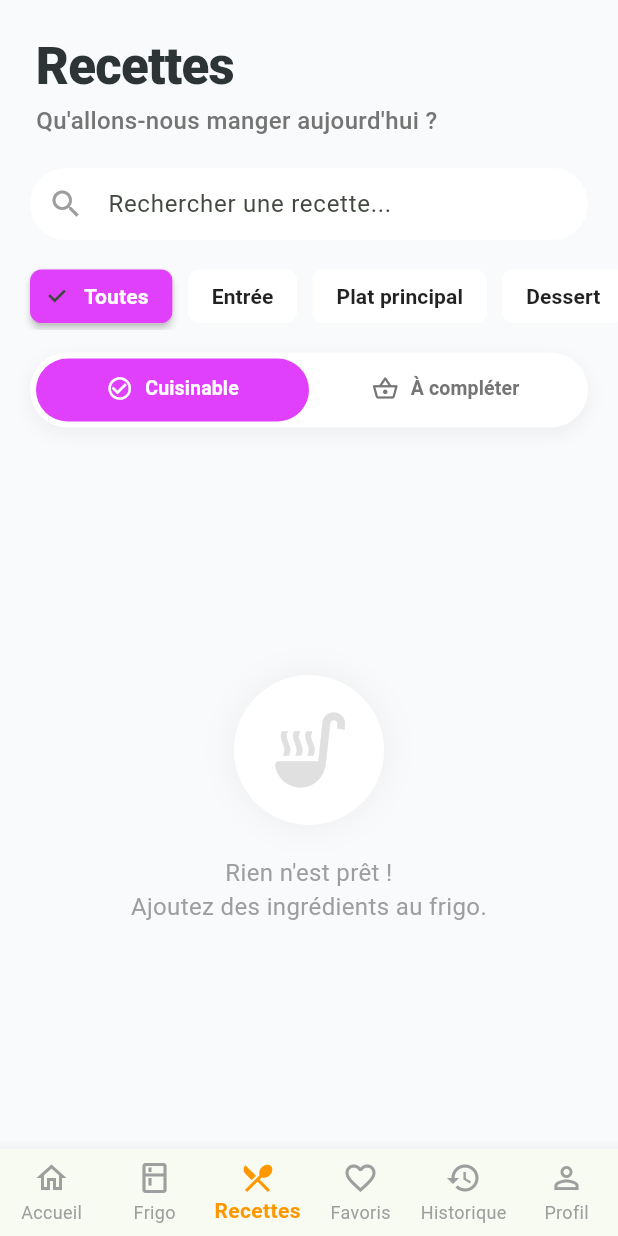
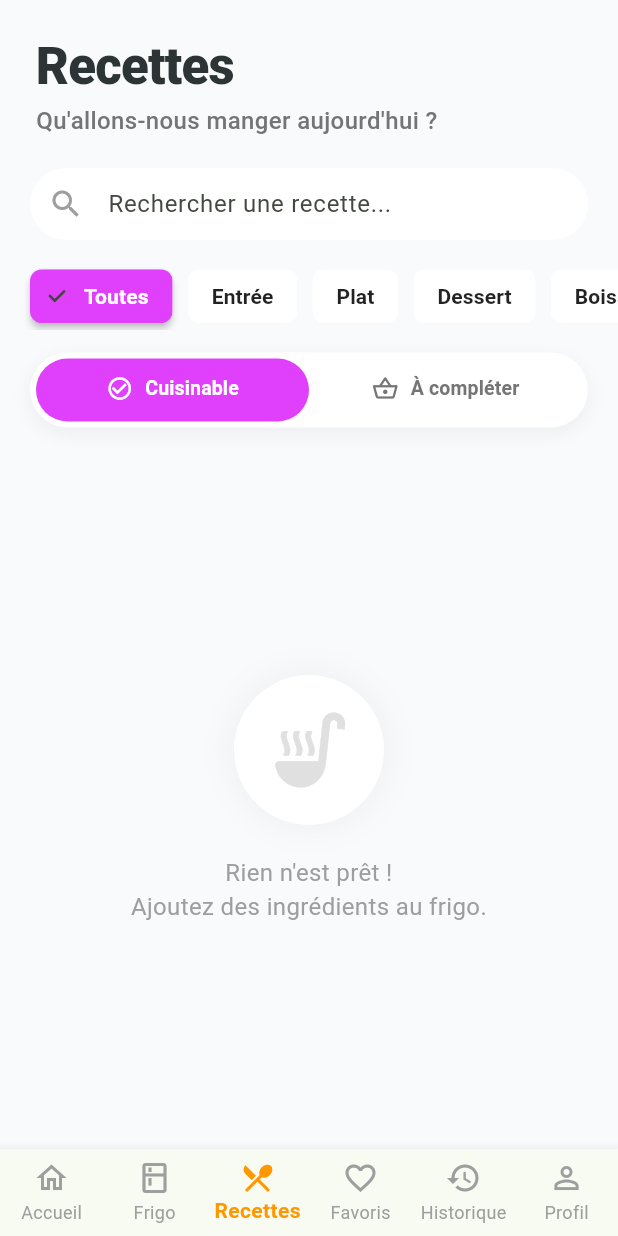
Before and after one commit to DevKosX/S501_Developpement, a Flutter app: the screen it shows after launch, item 3 of the bottom bar chosen, on a phone screen of 412 x 824 dp. Run offline on Flutter 3.47's test engine with Material 3 defaults, Android fonts, the phone set to English and light mode, and no system bars; our stand-ins replace csv, sqflite, sqflite_common_ffi; missing offline and left inert: s501_developpement; accounts and stored records are empty.

Commit message:
petite modif petite erreur

```diff
--- a/lib/ui/modules/recettes/ecran_recettes.dart
+++ b/lib/ui/modules/recettes/ecran_recettes.dart
@@ -21,7 +21,7 @@ class EcranRecettes extends StatefulWidget {
 final List<String> categoriesRecettes = [
   'Toutes',
   'Entrée',
-  'Plat principal',
+  'Plat',
   'Dessert',
   'Boisson',
   'Petit-déjeuner',
```
